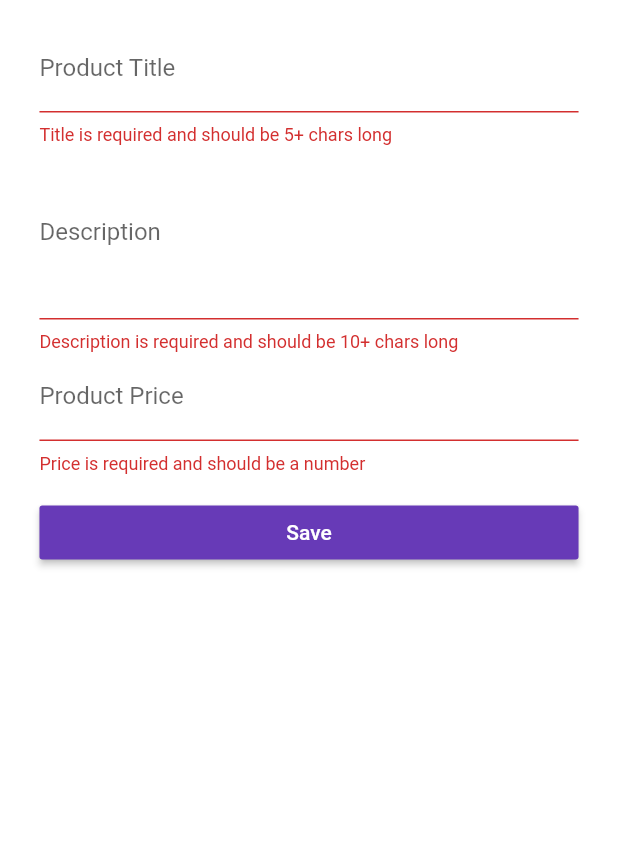
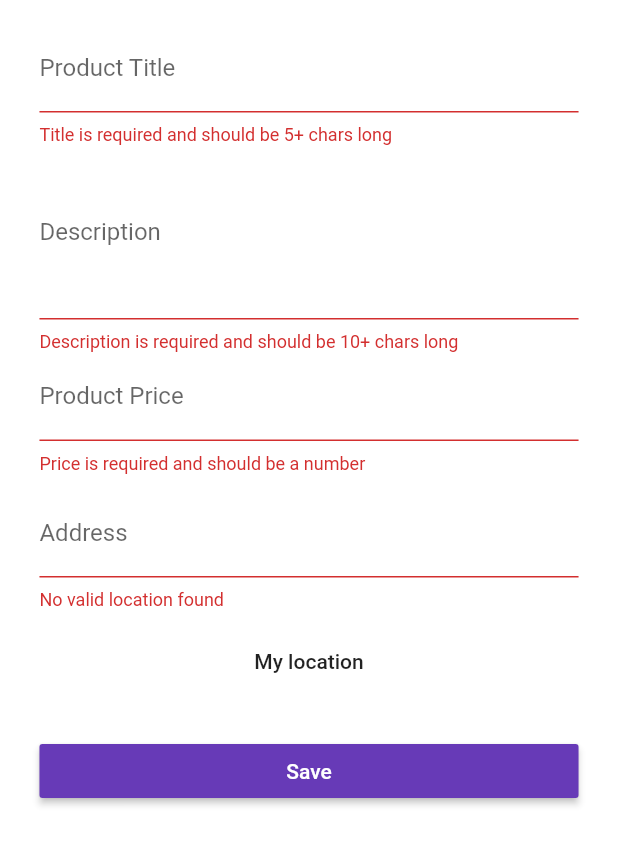
Before and after one commit to rayonef/flutter_easy_list, a Flutter app: the ProductEditPage screen opened directly, after a tap on "Save", on a phone screen of 412 x 824 dp. Shown: the top 845 px of the screen. Run offline on Flutter 3.47's test engine with Material 2 defaults, Android fonts, the light colour scheme and no system bars; our stand-ins replace google_maps_flutter, location, rxdart, shared_preferences; accounts and stored records are empty.

Commit message:
added maps feature to app

```diff
--- a/lib/main.dart
+++ b/lib/main.dart
@@ -8,7 +8,10 @@ import 'package:full_course/pages/product.dart';
 import 'package:full_course/scoped-models/main.dart';
 import 'package:full_course/models/product.dart';
 
-void main() => runApp(MyApp());
+void main() {
+  // MapView.setApiKey('AIzaSyDV9hvQ5ziMJ1Pbys7e-vbWaQR-K6lNyRM');
+  runApp(MyApp());
+}
 
 class MyApp extends StatefulWidget {
   @override
--- /dev/null
+++ b/lib/models/location_data.dart
@@ -0,0 +1,7 @@
+class LocationDataModel {
+  final double lat;
+  final double lng;
+  final String address;
+
+  LocationDataModel({this.lat, this.lng, this.address});
+}
--- a/lib/models/product.dart
+++ b/lib/models/product.dart
@@ -1,4 +1,6 @@
 import 'package:flutter/material.dart';
+
+import 'package:full_course/models/location_data.dart';
 
 class Product {
   final String id;
@@ -9,6 +11,7 @@ class Product {
   final bool isFavorite;
   final String userEmail;
   final String userId;
+  final LocationDataModel location;
 
   Product({
     @required this.id,
@@ -18,6 +21,7 @@ class Product {
     @required this.imageUrl,
     @required this.userEmail,
     @required this.userId,
+    @required this.location,
     this.isFavorite = false
   });
 
--- a/lib/pages/product_edit.dart
+++ b/lib/pages/product_edit.dart
@@ -2,7 +2,9 @@ import 'package:flutter/material.dart';
 import 'package:scoped_model/scoped_model.dart';
 
 import 'package:full_course/models/product.dart';
+import 'package:full_course/models/location_data.dart';
 import 'package:full_course/scoped-models/main.dart';
+import 'package:full_course/widgets/form_inputs/location.dart';
 
 class ProductEditPage extends StatefulWidget {
   @override
@@ -16,9 +18,11 @@ class _ProductEditPageState extends State<ProductEditPage> {
     'title': null,
     'description': null,
     'price': null,
-    'imageUrl': 'assets/food.jpg'
+    'imageUrl': 'assets/food.jpg',
+    'location': null
   };
   final GlobalKey<FormState> _formKey =GlobalKey<FormState>();
+  final _titleTextController = TextEditingController();
 
   Widget _buildSubmitButton(MainModel model) {
     return model.isLoading
@@ -32,11 +36,22 @@ class _ProductEditPageState extends State<ProductEditPage> {
   }
 
   Widget _buildTitle(Product product) {
+    if (product == null && _titleTextController.text.trim() == '') {
+      _titleTextController.text = '';
+    } else if (product != null && _titleTextController.text.trim() == '') {
+      _titleTextController.text = product.title;
+    } else if (product != null && _titleTextController.text.trim() != '') {
+      _titleTextController.text = _titleTextController.text;
+    } else if (product == null && _titleTextController.text.trim() != '') {
+      _titleTextController.text = _titleTextController.text;
+    } else {
+      _titleTextController.text = '';
+    }
     return TextFormField(
       decoration: InputDecoration(
         labelText: 'Product Title'
       ),
-      initialValue: product == null ? '' : product.title,
+      controller: _titleTextController,
       validator: (String value) {
         if (value.isEmpty || value.length < 5) {
           return 'Title is required and should be 5+ chars long';
@@ -84,6 +99,10 @@ class _ProductEditPageState extends State<ProductEditPage> {
     );
   }
 
+  void _setLocation(LocationDataModel location) {
+    _formData['location'] = location;
+  }
+
   Widget _buildPageContent(BuildContext context, MainModel model) {
     final double deviceWidth = MediaQuery.of(context).size.width;
     final double targetWidth = deviceWidth > 550.0 ? 500.0 : deviceWidth * 0.95;
@@ -106,6 +125,10 @@ class _ProductEditPageState extends State<ProductEditPage> {
               _buildDescription(product),
               _buildPrice(product),
               SizedBox(
+                height: 10.0,
+              ),
+              LocationInput(_setLocation, product),
+              SizedBox(
                 height: 15.0,
               ),
               _buildSubmitButton(model)
@@ -121,7 +144,7 @@ class _ProductEditPageState extends State<ProductEditPage> {
     }
     _formKey.currentState.save();
     if (model.selectedProductIndex == -1) {
-      model.addProduct(_formData['title'], _formData['description'], _formData['imageUrl'], _formData['price'])
+      model.addProduct(_titleTextController.text, _formData['description'], _formData['imageUrl'], _formData['price'], _formData['location'])
         .then((bool success) {
           if (!success) {
             showDialog(
@@ -149,7 +172,7 @@ class _ProductEditPageState extends State<ProductEditPage> {
 
         });
     } else {
-      model.updateProduct(_formData['title'], _formData['description'], _formData['imageUrl'], _formData['price'])
+      model.updateProduct(_titleTextController.text, _formData['description'], _formData['imageUrl'], _formData['price'], _formData['location'])
         .then((_) {
           Navigator.pushReplacementNamed(context, '/products')
             .then((_) {
--- a/lib/scoped-models/connected_products.dart
+++ b/lib/scoped-models/connected_products.dart
@@ -6,6 +6,7 @@ import 'package:shared_preferences/shared_preferences.dart';
 import 'package:rxdart/subjects.dart';
 
 import 'package:full_course/models/product.dart';
+import 'package:full_course/models/location_data.dart';
 import 'package:full_course/models/user.dart';
 import 'package:full_course/models/auth.dart';
 
@@ -73,6 +74,11 @@ mixin ProductsModel on ConnectedProductsModel {
             description: productData['description'],
             imageUrl: productData['imageUrl'],
             price: productData['price'],
+            location: LocationDataModel(
+              lat: productData['lat'],
+              lng: productData['lng'],
+              address: productData['address']
+            ),
             userEmail: productData['userEmail'],
             userId: productData['userId'],
             isFavorite: isFaved
@@ -89,7 +95,7 @@ mixin ProductsModel on ConnectedProductsModel {
       });
   }
 
-  Future<bool> addProduct(String title, String description, String image, double price) {
+  Future<bool> addProduct(String title, String description, String image, double price, LocationDataModel location) {
     _isLoading = true;
     notifyListeners();
     final Map<String, dynamic> productData = {
@@ -98,7 +104,10 @@ mixin ProductsModel on ConnectedProductsModel {
       'imageUrl': 'https://static01.nyt.com/images/2018/03/14/dining/14FIlipino1-sub/14FIlipino1-sub-articleLarge.jpg?quality=75&auto=webp&disable=upscale',
       'price': price,
       'userEmail': _authenticatedUser.email,
-      'userId': _authenticatedUser.id
+      'userId': _authenticatedUser.id,
+      'lat': location.lat,
+      'lng': location.lng,
+      'address': location.address
     };
     return http.post('https://flutter-easylist-11880.firebaseio.com/products.json?auth=${_authenticatedUser.token}',
       body: json.encode(productData)
@@ -114,6 +123,7 @@ mixin ProductsModel on ConnectedProductsModel {
         description: description,
         imageUrl: image,
         price: price,
+        location: location,
         userEmail: _authenticatedUser.email,
         userId: _authenticatedUser.id
       );
@@ -128,7 +138,7 @@ mixin ProductsModel on ConnectedProductsModel {
     });
   }
 
-  Future<dynamic> updateProduct(String title, String description, String image, double price) {
+  Future<dynamic> updateProduct(String title, String description, String image, double price, LocationDataModel location) {
     _isLoading = true;
     notifyListeners();
     Map<String, dynamic> updateData = {
@@ -137,7 +147,10 @@ mixin ProductsModel on ConnectedProductsModel {
       'imageUrl': 'https://static01.nyt.com/images/2018/03/14/dining/14FIlipino1-sub/14FIlipino1-sub-articleLarge.jpg?quality=75&auto=webp&disable=upscale',
       'price': price,
       'userEmail': selectedProduct.userEmail,
-      'userId': selectedProduct.userId
+      'userId': selectedProduct.userId,
+      'lat': location.lat,
+      'lng': location.lng,
+      'address': location.address
     };
     return http.put('https://flutter-easylist-11880.firebaseio.com/products/${selectedProduct.id}.json?auth=${_authenticatedUser.token}',
       body: json.encode(updateData)
@@ -149,6 +162,7 @@ mixin ProductsModel on ConnectedProductsModel {
         description: description,
         imageUrl: image,
         price: price,
+        location: location,
         userEmail: selectedProduct.userEmail,
         userId: selectedProduct.userId
       );
@@ -191,6 +205,7 @@ mixin ProductsModel on ConnectedProductsModel {
       imageUrl: selectedProduct.imageUrl,
       price: selectedProduct.price,
       isFavorite: !isFaved,
+      location: selectedProduct.location,
       userEmail: selectedProduct.userEmail,
       userId: selectedProduct.userId
     );
@@ -201,7 +216,10 @@ mixin ProductsModel on ConnectedProductsModel {
 
   void selectProduct(String productId) {
     _selectedProductId = productId;
-    notifyListeners();
+    if (productId != null) {
+      notifyListeners();
+    }
+
   }
 
   void toggleDisplayMode() {
--- /dev/null
+++ b/lib/widgets/form_inputs/location.dart
@@ -0,0 +1,169 @@
+import 'dart:convert';
+import 'dart:async';
+import 'package:flutter/material.dart';
+import 'package:google_maps_flutter/google_maps_flutter.dart';
+import 'package:http/http.dart' as http;
+import 'package:location/location.dart' as geoloc;
+
+import 'package:full_course/models/location_data.dart';
+import 'package:full_course/models/product.dart';
+
+
+class LocationInput extends StatefulWidget {
+  final Function setLocation;
+  final Product product;
+
+  LocationInput(this.setLocation, this.product);
+
+  @override
+  State<StatefulWidget> createState() {
+    return _LocationInputState();
+  }
+}
+
+class _LocationInputState extends State<LocationInput> {
+  // Uri _staticMapUri;
+  final FocusNode _addressInputFocusNode = FocusNode();
+  final TextEditingController _addressInputController = TextEditingController();
+  GoogleMapController _mapController;
+  Map<String, double> _coords;
+  Set<Marker> _markers;
+  LocationDataModel _locationData;
+
+
+  @override
+  void initState() {
+    _addressInputFocusNode.addListener(_updateLocation);
+    if (widget.product != null) {
+      _getAddressCoordinates(widget.product.location.address, geocode: false);
+    }
+    super.initState();
+  }
+
+  @override
+  void dispose() {
+    _addressInputFocusNode.removeListener(_updateLocation);
+    super.dispose();
+  }
+
+  void _getAddressCoordinates(String address, {bool geocode = false, double lat, double lng}) async {
+    if (address.isEmpty) {
+      setState(() {
+        _coords = null;
+        _markers = null;
+      });
+      widget.setLocation(null);
+      return;
+    }
+    if (geocode) {
+      final uri = Uri.https(
+        'maps.googleapis.com',
+        '/maps/api/geocode/json',
+        {'address': address, 'key': 'AIzaSyDV9hvQ5ziMJ1Pbys7e-vbWaQR-K6lNyRM'}
+      );
+      final http.Response response = await http.get(uri);
+      final decodedRes = json.decode(response.body);
+      final formattedAddress = decodedRes['results'][0]['formatted_address'];
+      final coords = decodedRes['results'][0]['geometry']['location'];
+      _locationData = LocationDataModel(lat: coords['lat'], lng: coords['lng'], address: formattedAddress);
+    } else if (lat == null && lng == null){
+      _locationData = widget.product.location;
+    } else {
+      _locationData = LocationDataModel(lat: lat, lng: lng, address: address);
+    }
+
+    widget.setLocation(_locationData);
+    if (_coords != null && _mapController != null) {
+      _mapController.animateCamera(
+        CameraUpdate.newCameraPosition(
+          CameraPosition(
+            target: LatLng(_locationData.lat, _locationData.lng),
+            zoom: 15.0
+          )
+        )
+      );
+    }
+
+    setState(() {
+      _addressInputController.text = _locationData.address;
+      _markers = {
+        Marker(
+          markerId: MarkerId('position'),
+          position: LatLng(_locationData.lat, _locationData.lng)
+        )
+      };
+      _coords = {'lat': _locationData.lat, 'lng': _locationData.lng};
+    });
+  }
+
+  void _updateLocation() {
+    if (!_addressInputFocusNode.hasFocus) {
+      _getAddressCoordinates(_addressInputController.text);
+    }
+  }
+
+  Future<String> _getAddress(double lat, double lng) async {
+    final uri = Uri.https(
+      'maps.googleapis.com',
+      '/maps/api/geocode/json',
+      {'latlng': '${lat.toString()},${lng.toString()}', 'key': 'AIzaSyDV9hvQ5ziMJ1Pbys7e-vbWaQR-K6lNyRM'}
+    );
+    final http.Response response = await http.get(uri);
+    final decodedRes = json.decode(response.body);
+    final formattedAddress = decodedRes['results'][0]['formatted_address'];
+    return formattedAddress;
+  }
+
+  void _getUserLocation() async {
+    final location = geoloc.Location();
+    final currentLocation = await location.getLocation();
+    final address = await _getAddress(currentLocation['latitude'], currentLocation['longitude']);
+    _getAddressCoordinates(address, geocode: false, lat: currentLocation['latitude'], lng: currentLocation['longitude']);
+  }
+
+  @override
+  Widget build(BuildContext context) {
+
+    return Column(
+      children: <Widget>[
+        TextFormField(
+          focusNode: _addressInputFocusNode,
+          controller: _addressInputController,
+          decoration: InputDecoration(
+            labelText: 'Address'
+          ),
+          validator: (String value) {
+            if (_locationData == null || value.isEmpty) {
+              return 'No valid location found';
+            }
+          },
+        ),
+        SizedBox(height: 10.0,),
+        FlatButton(
+          child: Text('My location'),
+          onPressed: _getUserLocation,
+        ),
+        SizedBox(height: 10.0,),
+        _coords != null
+          ? Container(
+              height: 300,
+              width: 500,
+              child: GoogleMap(
+                zoomGesturesEnabled: true,
+                scrollGesturesEnabled: true,
+                markers: _markers,
+                mapType: MapType.terrain,
+                initialCameraPosition: CameraPosition(
+                  target: LatLng(_coords['lat'], _coords['lng']),
+                  zoom: 15.0
+                ),
+                onMapCreated: (GoogleMapController controller) {
+                  _mapController = controller;
+                },
+              ),
+            )
+          : Container()
+      ],
+    );
+  }
+}
--- a/lib/widgets/products/product_card.dart
+++ b/lib/widgets/products/product_card.dart
@@ -41,7 +41,7 @@ class ProductCard extends StatelessWidget {
           horizontal: 6.0,
           vertical: 2.5
         ),
-        child: Text('Union Square, San Fancisco'),
+        child: Text(product.location.address),
       )
     );
   }
--- a/pubspec.yaml
+++ b/pubspec.yaml
@@ -19,7 +19,8 @@ dependencies:
   http: ^0.12.0+1
   shared_preferences: ^0.5.1+1
   rxdart: ^0.21.0
-
+  google_maps_flutter: ^0.3.0+2
+  location: ^1.4.1
 
   # The following adds the Cupertino Icons font to your application.
   # Use with the CupertinoIcons class for iOS style icons.
```
Also changed, not shown: lib/pages/map.dart (added, +41 -0 lines), lib/pages/product.dart (+16 -8 lines), 3 other files.
